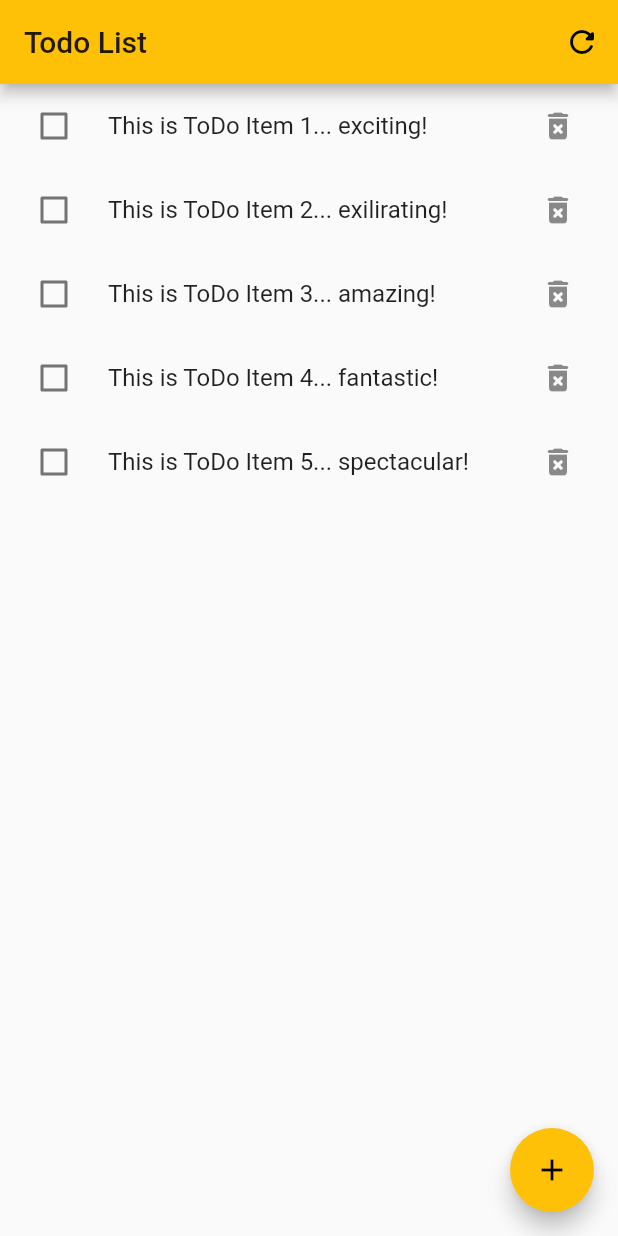
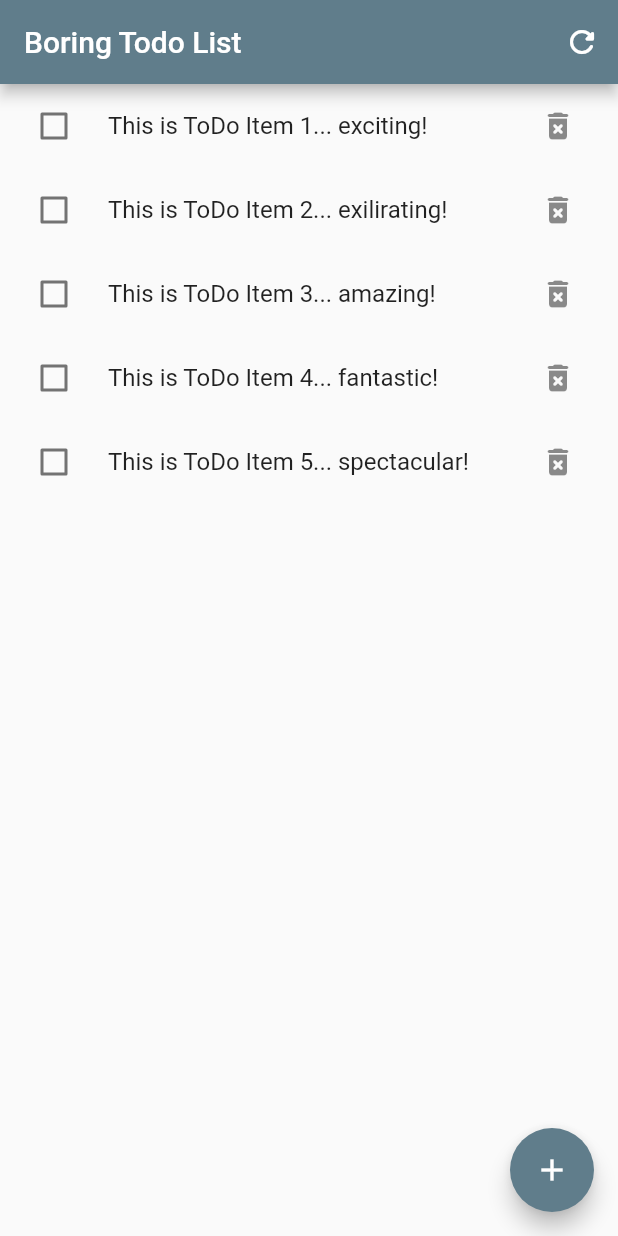
Before and after one commit to JELaVallee/ampd_up_flutter_amplify_graphql, a Flutter app: the screen it shows after launch, on a phone screen of 412 x 824 dp. Run offline on Flutter 3.47's test engine with Material 2 defaults, Android fonts, the phone set to English and light mode, and no system bars.

Commit message:
Baseline blue and added "Boring" title

```diff
--- a/lib/main.dart
+++ b/lib/main.dart
@@ -88,7 +88,7 @@ class TodoListState extends State<TodoWidget> {
         title: 'Todo App',
         debugShowCheckedModeBanner: false,
         theme: ThemeData(
-          primarySwatch: Colors.amber,
+          primarySwatch: Colors.blueGrey,
           visualDensity: VisualDensity.adaptivePlatformDensity,
         ),
         initialRoute: "/",
--- a/lib/views/list_todos_view.dart
+++ b/lib/views/list_todos_view.dart
@@ -21,7 +21,7 @@ class ListTodosView extends StatelessWidget {
   Widget build(BuildContext context) {
     return Scaffold(
       appBar: AppBar(
-        title: Text('Todo List'),
+        title: Text('Boring Todo List'),
         actions: <Widget>[
           IconButton(
             icon: const Icon(Icons.refresh_rounded),
```
